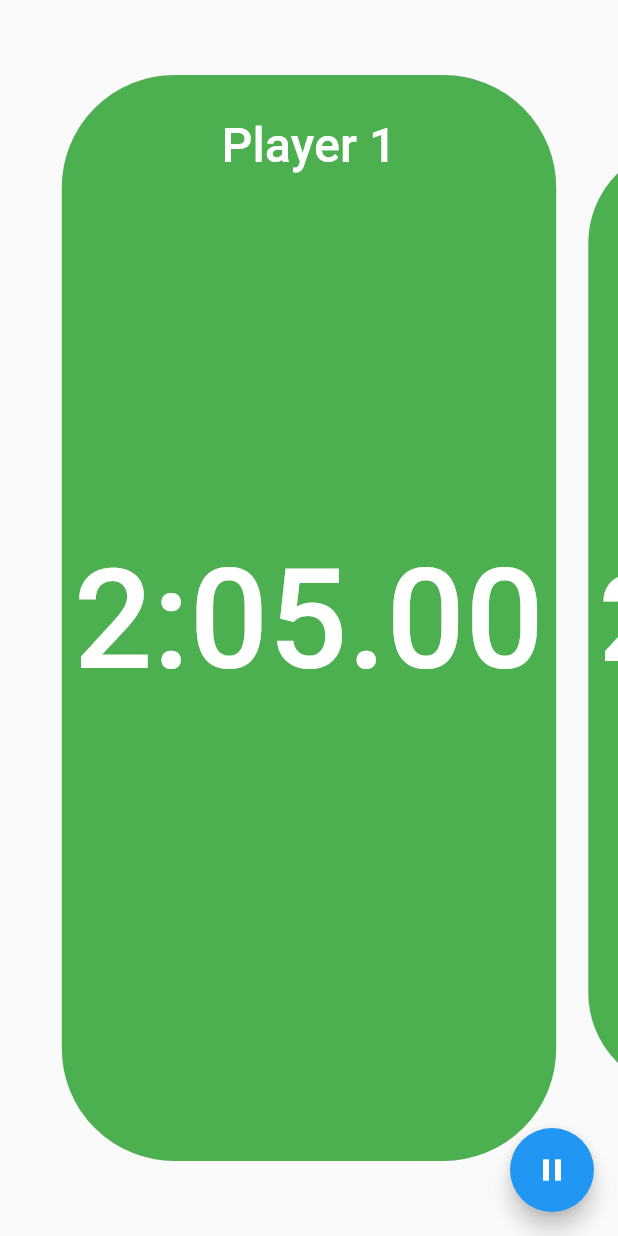
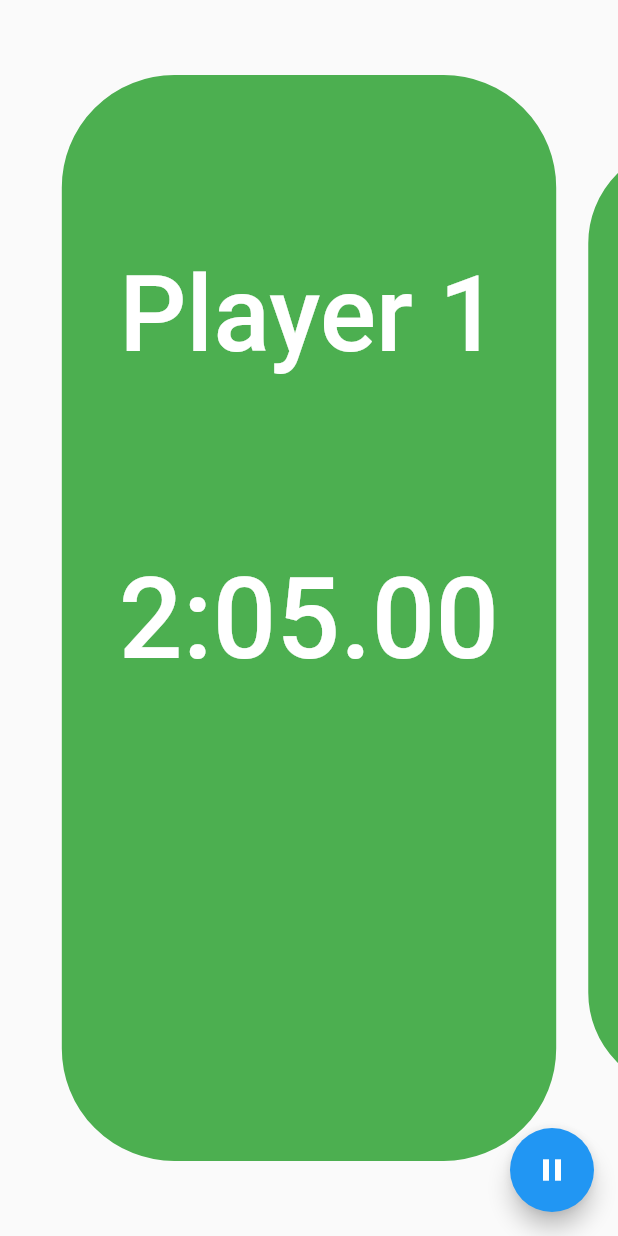
Before and after one commit to OleKN/GameTimer, a Flutter app: the screen it shows after launch, after a tap on the "play arrow" icon, on a phone screen of 412 x 824 dp. Run offline on Flutter 3.47's test engine with Material 2 defaults, Android fonts, the light colour scheme and no system bars; drawn by our look-alikes of auto_size_text, carousel_slider; our stand-ins replace flutter_colorpicker, wakelock; missing offline and left inert: pausable_timer.

Commit message:
added wakelock and reset

```diff
--- a/lib/main.dart
+++ b/lib/main.dart
@@ -1,10 +1,12 @@
 import 'dart:async';
 
+import 'package:auto_size_text/auto_size_text.dart';
 import 'package:carousel_slider/carousel_slider.dart';
 import 'package:flutter/cupertino.dart';
 import 'package:flutter/material.dart';
 import 'package:flutter_colorpicker/flutter_colorpicker.dart';
 import 'package:pausable_timer/pausable_timer.dart';
+import 'package:wakelock/wakelock.dart';
 
 void main() {
   runApp(const MyApp());
@@ -120,6 +122,7 @@ class _MyHomePageState extends State<MyHomePage> {
   var _gameIsRunning = false;
   var _gameHasStarted = false;
   int _index = 0;
+  var clockTime = 120.0;
 
   CarouselController buttonCarouselController = CarouselController();
   TextEditingController _textFieldController = TextEditingController();
@@ -186,25 +189,31 @@ class _MyHomePageState extends State<MyHomePage> {
           ),
           borderRadius: BorderRadius.circular(75),
         ),
+        padding: EdgeInsets.all(30),
         child: Stack(
           fit: StackFit.expand,
           children: [
-            FractionallySizedBox(
-              alignment: Alignment.topCenter,
-              widthFactor: 0.5,
-              child: Container(
-                  padding: EdgeInsets.all(20),
-                  child: FittedBox(
-                    alignment: Alignment.topCenter,
-                    fit: BoxFit.fitWidth,
-                    child: Text(
-                        player.name,
-                      style: Theme.of(context).textTheme.bodyText1?.copyWith(
-                        color: player.textColor
-                      ),
-                    )
-                    ,
-                  )),
+            Column(
+              crossAxisAlignment: CrossAxisAlignment.stretch,
+              mainAxisAlignment: MainAxisAlignment.spaceEvenly,
+              children: [
+                Expanded(child: Container()),
+                AutoSizeText(
+                  player.name,
+                  textAlign: TextAlign.center,
+                  maxLines: 1,
+                  style: Theme.of(context).textTheme.bodyText1?.copyWith(
+                      color: player.textColor,
+                    fontSize: 200
+                  ),
+                ),
+                Expanded(child: Container()),
+                Expanded(child: Container()),
+                Expanded(child: Container()),
+                Expanded(child: Container()),
+                Expanded(child: Container()),
+                Expanded(child: Container()),
+              ],
             ),
             FittedBox(
               alignment: Alignment.center,
@@ -256,7 +265,13 @@ class _MyHomePageState extends State<MyHomePage> {
                   onPressed: () {
                     addPlayer();
                     Navigator.of(context).pop();
-                  })
+                  }),
+              TextButton(
+                  child: Text('Reset'),
+                  onPressed: () {
+                    resetGame();
+                    Navigator.of(context).pop();
+                  }),
             ],
             content: Column(
               mainAxisSize: MainAxisSize.min,
@@ -284,6 +299,13 @@ class _MyHomePageState extends State<MyHomePage> {
     _gameIsRunning = !_gameIsRunning;
     handleTimers(!_gameHasStarted);
     _gameHasStarted = true;
+
+    if(_gameIsRunning){
+      Wakelock.enable();
+    } else{
+      Wakelock.disable();
+    }
+
     refresh();
   }
 
@@ -304,6 +326,16 @@ class _MyHomePageState extends State<MyHomePage> {
     });
   }
 
+  resetGame(){
+    _gameIsRunning = false;
+    players.forEach((element) {
+      element.timer.pause();
+      element.countDown = clockTime;
+    });
+
+    refresh();
+  }
+
   handleTimers(bool addIncrements) {
     players.forEach((element) {
       element.timer.pause();
--- a/pubspec.yaml
+++ b/pubspec.yaml
@@ -32,6 +32,8 @@ dependencies:
   carousel_slider: ^4.2.1
   pausable_timer: ^1.0.0+7
   flutter_colorpicker: ^1.0.3
+  auto_size_text: ^3.0.0
+  wakelock: ^0.6.2
 
   # The following adds the Cupertino Icons font to your application.
   # Use with the CupertinoIcons class for iOS style icons.
```
Also changed, not shown: pubspec.lock.
